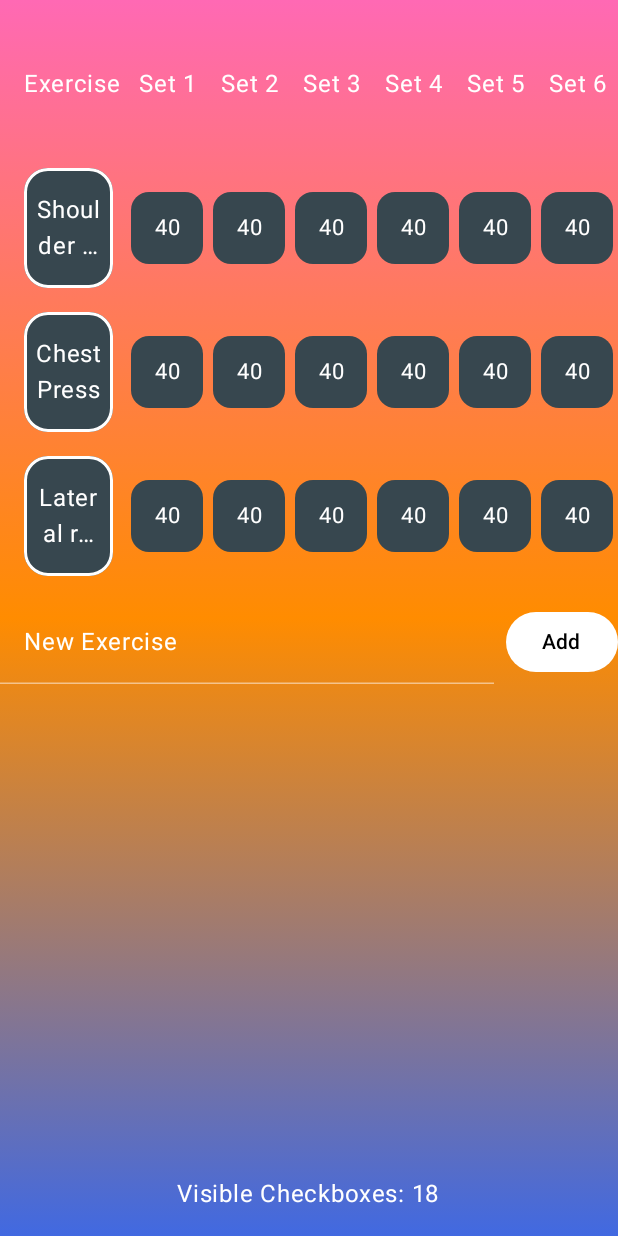
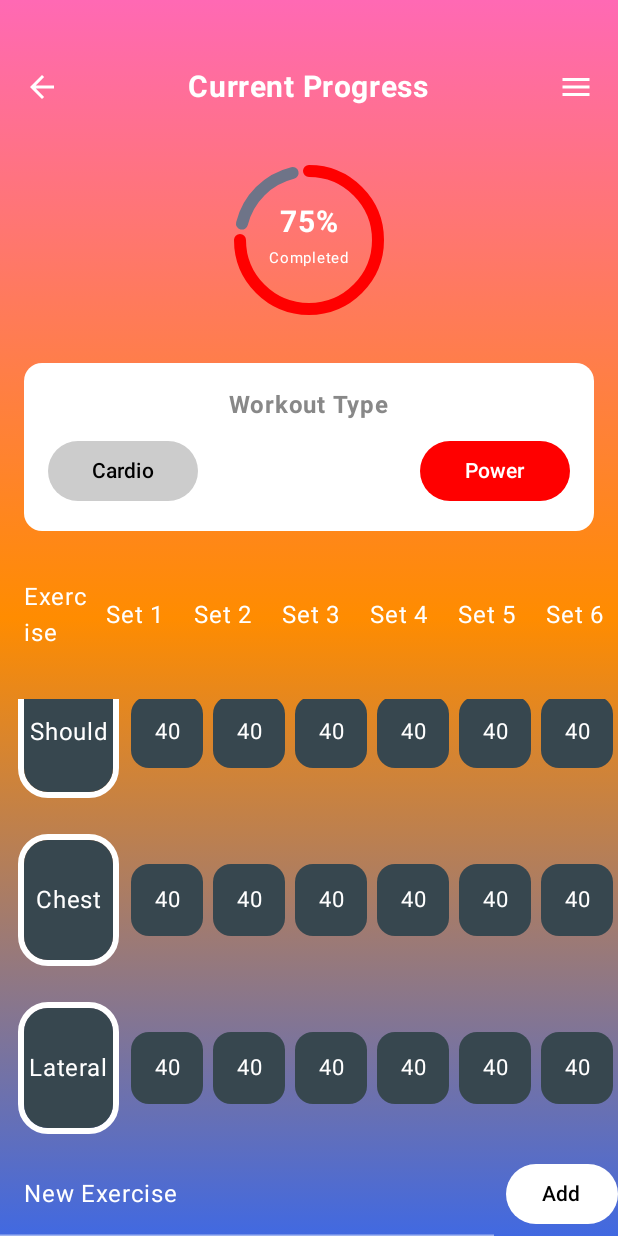
Before and after one commit to ohmzi/FitnessTracker, an Android app built with Jetpack Compose: the screen it shows after launch (MainActivity), on a phone screen of 412 x 824 dp. Run offline under Robolectric (Android 15) with nearby library versions, the phone set to English and light mode, and no system bars.

Commit message:
tracker main screen added moving progressGrid to main tracker screen
Signed-off-by: ohmz <omariqbal97@gmail.com>

```diff
--- a/app/src/main/java/com/ohmz/repstracker/ActivityGrid.kt
+++ b/app/src/main/java/com/ohmz/repstracker/ActivityGrid.kt
@@ -2,14 +2,15 @@
 
 package com.ohmz.repstracker
 
-import android.util.Log
 import androidx.compose.animation.core.Animatable
 import androidx.compose.animation.core.FastOutSlowInEasing
 import androidx.compose.animation.core.LinearEasing
 import androidx.compose.animation.core.RepeatMode
 import androidx.compose.animation.core.Spring
+import androidx.compose.animation.core.animateFloat
 import androidx.compose.animation.core.animateFloatAsState
 import androidx.compose.animation.core.infiniteRepeatable
+import androidx.compose.animation.core.rememberInfiniteTransition
 import androidx.compose.animation.core.spring
 import androidx.compose.animation.core.tween
 import androidx.compose.foundation.ExperimentalFoundationApi
@@ -19,7 +20,6 @@ import androidx.compose.foundation.gestures.Orientation
 import androidx.compose.foundation.gestures.draggable
 import androidx.compose.foundation.gestures.rememberDraggableState
 import androidx.compose.foundation.gestures.rememberTransformableState
-import androidx.compose.foundation.gestures.transformable
 import androidx.compose.foundation.indication
 import androidx.compose.foundation.interaction.MutableInteractionSource
 import androidx.compose.foundation.layout.Arrangement
@@ -62,11 +62,11 @@ import androidx.compose.runtime.setValue
 import androidx.compose.ui.Alignment
 import androidx.compose.ui.Modifier
 import androidx.compose.ui.draw.clip
+import androidx.compose.ui.draw.drawBehind
 import androidx.compose.ui.draw.drawWithContent
 import androidx.compose.ui.geometry.CornerRadius
 import androidx.compose.ui.geometry.Offset
 import androidx.compose.ui.geometry.Size
-import androidx.compose.ui.graphics.Brush
 import androidx.compose.ui.graphics.Color
 import androidx.compose.ui.graphics.PathEffect
 import androidx.compose.ui.graphics.drawscope.Fill
@@ -77,6 +77,7 @@ import androidx.compose.ui.text.input.ImeAction
 import androidx.compose.ui.text.input.KeyboardType
 import androidx.compose.ui.text.style.TextAlign
 import androidx.compose.ui.text.style.TextOverflow
+import androidx.compose.ui.tooling.preview.Preview
 import androidx.compose.ui.unit.Dp
 import androidx.compose.ui.unit.IntOffset
 import androidx.compose.ui.unit.dp
@@ -86,6 +87,7 @@ import kotlin.math.roundToInt
 
 
 @OptIn(ExperimentalFoundationApi::class)
+@Preview
 @Composable
 fun ActivityGrid() {
     val activities =
@@ -105,7 +107,6 @@ fun ActivityGrid() {
     val state = rememberTransformableState { zoomChange, _, _ ->
         val zoomIncrement = if (zoomChange > 1f) 0.09f else -0.09f
         zoomFactor = (zoomFactor + zoomIncrement).coerceIn(1f, 1.6f)
-        Log.d("zoomFactor", zoomFactor.toString())
     }
     val lazyListState = rememberLazyListState()
     val coroutineScope = rememberCoroutineScope()
@@ -123,26 +124,11 @@ fun ActivityGrid() {
 
     var newExerciseName by remember { mutableStateOf("") }
 
-    Box(
-        Modifier
-            .fillMaxSize()
-            .background(
-                brush = Brush.verticalGradient(
-                    colors = listOf(
-                        Color(0xFFFF69B4),  // Pink
-                        Color(0xFFFF8C00),  // Dark Orange
-                        Color(0xFF4169E1)   // Royal Blue
-                    )
-                )
-            )
-            .transformable(state = state),
-    ) {
+    Box {
         Column(
             horizontalAlignment = Alignment.CenterHorizontally,
             verticalArrangement = Arrangement.Top,
-            modifier = Modifier
-                .padding(vertical = 16.dp)
-                .fillMaxWidth()
+            modifier = Modifier.fillMaxWidth()
         ) {
             // Header row
             Row(
@@ -152,23 +138,21 @@ fun ActivityGrid() {
             ) {
                 Box(
                     Modifier
-                        .weight(1.5f)
-                        .height(rowHeight),
+                        .fillMaxWidth()
+                        .weight(1f)
+                        .height(rowHeight)
+                        .padding(start = 16.dp),
                     contentAlignment = Alignment.CenterStart
                 ) {
                     Text(
-                        "Exercise",
-                        color = Color.White,
-                        textAlign = TextAlign.Start,
-                        modifier = Modifier.padding(start = 16.dp)
+                        "Exercise", color = Color.White
                     )
                 }
                 visibleDays.forEach { day ->
                     Box(
                         Modifier
                             .weight(1f)
-                            .height(rowHeight),
-                        contentAlignment = Alignment.Center
+                            .height(rowHeight), contentAlignment = Alignment.Center
                     ) {
                         Text(day, color = Color.White, textAlign = TextAlign.Center)
                     }
@@ -181,16 +165,14 @@ fun ActivityGrid() {
                 modifier = Modifier.fillMaxWidth()
             ) {
                 itemsIndexed(items = activities, key = { index, item -> item }) { index, activity ->
-                    var offsetX by remember { mutableStateOf(0f) }
+                    var offsetX by remember { mutableFloatStateOf(0f) }
                     val dismissThreshold = -200f
 
                     val animatedOffset by animateFloatAsState(
-                        targetValue = offsetX,
-                        animationSpec = spring(
+                        targetValue = offsetX, animationSpec = spring(
                             dampingRatio = Spring.DampingRatioMediumBouncy,
                             stiffness = Spring.StiffnessLow
-                        ),
-                        label = ""
+                        ), label = ""
                     )
 
                     val checkedCount = checkStates.getOrNull(index)?.count { it } ?: 0
@@ -200,7 +182,9 @@ fun ActivityGrid() {
                     }
 
                     Box(
-                        Modifier.animateItemPlacement(
+                        Modifier
+                            .padding(0.dp)
+                            .animateItemPlacement(
                                 animationSpec = spring(
                                     dampingRatio = Spring.DampingRatioNoBouncy,
                                     stiffness = Spring.StiffnessLow
@@ -208,28 +192,14 @@ fun ActivityGrid() {
                             )
                     ) {
                         // Delete button (hidden off-screen to the right)
-                        Box(
-                            Modifier
-                                .align(Alignment.CenterEnd)
-                                .offset(x = rowHeight)
-                                .size(rowHeight)
-                                .background(Color.Red),
-                            contentAlignment = Alignment.Center
-                        ) {
-                            Icon(
-                                imageVector = Icons.Default.Delete,
-                                contentDescription = "Delete",
-                                tint = Color.White
-                            )
-                        }
 
                         // Main row content
                         Row(
                             Modifier
                                 .fillMaxWidth()
+                                .padding(start = 0.dp, top = 16.dp, bottom = 0.dp)
                                 .offset { IntOffset(animatedOffset.roundToInt(), 0) }
-                                .draggable(
-                                    orientation = Orientation.Horizontal,
+                                .draggable(orientation = Orientation.Horizontal,
                                     state = rememberDraggableState { delta ->
                                         offsetX += delta
                                         offsetX = offsetX.coerceAtMost(0f)
@@ -248,8 +218,7 @@ fun ActivityGrid() {
                                         } else {
                                             offsetX = 0f
                                         }
-                                    }
-                                )
+                                    })
                         ) {
                             Box(
                                 Modifier
@@ -313,6 +282,20 @@ fun ActivityGrid() {
                                 }
                             }
                         }
+                        Box(
+                            Modifier
+                                .align(Alignment.CenterEnd)
+                                .offset(x = 80.dp)
+                                .size(rowHeight)
+                                .background(Color(0x00FFFFFF)), contentAlignment = Alignment.Center
+                        ) {
+                            Icon(
+                                imageVector = Icons.Default.Delete,
+                                contentDescription = "Delete",
+                                tint = Color.White
+                            )
+                        }
+
                     }
                     if (index == activities.lastIndex) {
                         // Add new exercise row
@@ -366,16 +349,17 @@ fun ActivityGrid() {
         }
 
         // Display visible checkbox count
-        Text(
+        /* Text(
              text = "Visible Checkboxes: $visibleCheckboxCount",
              color = Color.White,
              modifier = Modifier
                  .align(Alignment.BottomCenter)
                  .padding(bottom = 16.dp)
          )
+
+         */
     }
 }
-
 
 @Composable
 fun AnimatedCheckCircle2(
@@ -396,9 +380,29 @@ fun AnimatedCheckCircle2(
 
     val keyboardController = LocalSoftwareKeyboardController.current
 
-    Box(
-        modifier = Modifier
+    val squareAnimation = rememberInfiniteTransition(label = "")
+    val squareAlpha by squareAnimation.animateFloat(
+        initialValue = 0f, targetValue = 1f, animationSpec = infiniteRepeatable(
+            animation = tween(1000), repeatMode = RepeatMode.Reverse
+        ), label = ""
+    )
+
+    Box(modifier = Modifier
         .size(size)
+        .drawBehind {
+            if (isChecked) {
+                val animatedSize = size.toPx() + 10.dp.toPx() * squareAlpha
+                val offset = (animatedSize - size.toPx()) / 2
+
+                drawRoundRect(
+                    color = Color(0xFF4CAF50).copy(alpha = 1f - squareAlpha),
+                    topLeft = Offset(-offset, -offset),
+                    size = Size(animatedSize, animatedSize),
+                    cornerRadius = CornerRadius(cornerRadius.toPx()),
+                    style = Stroke(width = 2.dp.toPx())
+                )
+            }
+        }
         .background(backgroundColor, RoundedCornerShape(cornerRadius))
         .indication(interactionSource, indication)
         .combinedClickable(interactionSource = interactionSource, indication = null, onClick = {
@@ -466,9 +470,7 @@ fun AnimatedCheckCircle2(
 
 @Composable
 fun LabelProgressIndicator(
-    label: String,
-    progress: Float,
-    modifier: Modifier = Modifier
+    label: String, progress: Float, modifier: Modifier = Modifier
 ) {
     val animatedProgress by animateFloatAsState(
         targetValue = progress,
@@ -482,10 +484,8 @@ fun LabelProgressIndicator(
     LaunchedEffect(progress >= 1f) {
         if (progress >= 1f) {
             phase.animateTo(
-                targetValue = 1f,
-                animationSpec = infiniteRepeatable(
-                    animation = tween(1000, easing = LinearEasing),
-                    repeatMode = RepeatMode.Restart
+                targetValue = 1f, animationSpec = infiniteRepeatable(
+                    animation = tween(1000, easing = LinearEasing), repeatMode = RepeatMode.Restart
                 )
             )
         } else {
@@ -493,12 +493,32 @@ fun LabelProgressIndicator(
         }
     }
 
-    Box(
-        modifier = modifier
+    Box(modifier = modifier
+        .padding(start = 0.dp)
+        .drawBehind {
+            val strokeWidth = 4.dp.toPx()
+            val cornerRadius = 16.dp.toPx()
+
+            // Draw outline
+            drawRoundRect(
+                color = outlineColor,
+                topLeft = Offset(-strokeWidth / 2, -strokeWidth / 2),
+                size = Size(size.width + strokeWidth, size.height + strokeWidth),
+                cornerRadius = CornerRadius(
+                    cornerRadius + strokeWidth / 2, cornerRadius + strokeWidth / 2
+                ),
+                style = Stroke(
+                    width = strokeWidth, pathEffect = if (progress >= 1f) {
+                        PathEffect.dashPathEffect(
+                            floatArrayOf(20f, 20f), phase = phase.value * 40f
+                        )
+                    } else null
+                )
+            )
+        }
         .clip(RoundedCornerShape(16.dp))
         .background(Color(0xFF37474F))
         .drawWithContent {
-                val strokeWidth = 4.dp.toPx()
             val cornerRadius = 16.dp.toPx()
 
             // Draw progress
@@ -512,33 +532,15 @@ fun LabelProgressIndicator(
 
             // Draw content (label)
             drawContent()
-
-                // Draw outline
-                drawRoundRect(
-                    color = outlineColor,
-                    topLeft = Offset.Zero,
-                    size = size,
-                    cornerRadius = CornerRadius(cornerRadius, cornerRadius),
-                    style = Stroke(
-                        width = strokeWidth,
-                        pathEffect = if (progress >= 1f) {
-                            PathEffect.dashPathEffect(
-                                floatArrayOf(20f, 20f),
-                                phase = phase.value * 40f
-                            )
-                        } else null
-                    )
-                )
-            },
-        contentAlignment = Alignment.Center
+        }, contentAlignment = Alignment.Center
     ) {
         Text(
             text = label,
             color = Color.White,
-            maxLines = 2,
-            overflow = TextOverflow.Ellipsis,
+            maxLines = 1,
+            overflow = TextOverflow.Visible,
             textAlign = TextAlign.Center,
-            modifier = Modifier.padding(8.dp)
+            modifier = Modifier.padding(1.dp)
         )
     }
 }
--- a/app/src/main/java/com/ohmz/repstracker/AnimatedCheckCircle.kt
+++ b/app/src/main/java/com/ohmz/repstracker/AnimatedCheckCircle.kt
@@ -1,7 +1,11 @@
 package com.ohmz.repstracker
 
 import androidx.compose.animation.animateColorAsState
-import androidx.compose.animation.core.*
+import androidx.compose.animation.core.RepeatMode
+import androidx.compose.animation.core.animateFloat
+import androidx.compose.animation.core.infiniteRepeatable
+import androidx.compose.animation.core.rememberInfiniteTransition
+import androidx.compose.animation.core.tween
 import androidx.compose.foundation.Canvas
 import androidx.compose.foundation.clickable
 import androidx.compose.foundation.interaction.MutableInteractionSource
@@ -15,11 +19,16 @@ import androidx.compose.foundation.layout.size
 import androidx.compose.material.icons.Icons
 import androidx.compose.material.icons.filled.Check
 import androidx.compose.material3.Icon
-import androidx.compose.runtime.*
+import androidx.compose.runtime.Composable
+import androidx.compose.runtime.getValue
+import androidx.compose.runtime.mutableStateOf
+import androidx.compose.runtime.remember
+import androidx.compose.runtime.setValue
 import androidx.compose.ui.Alignment
 import androidx.compose.ui.Modifier
 import androidx.compose.ui.graphics.Color
 import androidx.compose.ui.graphics.drawscope.Stroke
+import androidx.compose.ui.tooling.preview.Preview
 import androidx.compose.ui.unit.dp
 
 @Composable
@@ -98,3 +107,9 @@ fun AnimatedCheckCircle() {
         }
     }
 }
+
+@Preview
+@Composable
+fun PreviewingAnimatedCheckCircle() {
+    AnimatedCheckCircle()
+}
--- /dev/null
+++ b/app/src/main/java/com/ohmz/repstracker/FitnessTrackerUI.kt
@@ -0,0 +1,183 @@
+package com.ohmz.repstracker
+
+import androidx.compose.foundation.background
+import androidx.compose.foundation.layout.Arrangement
+import androidx.compose.foundation.layout.Box
+import androidx.compose.foundation.layout.Column
+import androidx.compose.foundation.layout.Row
+import androidx.compose.foundation.layout.Spacer
+import androidx.compose.foundation.layout.fillMaxSize
+import androidx.compose.foundation.layout.fillMaxWidth
+import androidx.compose.foundation.layout.height
+import androidx.compose.foundation.layout.padding
+import androidx.compose.foundation.layout.size
+import androidx.compose.foundation.layout.width
+import androidx.compose.foundation.shape.RoundedCornerShape
+import androidx.compose.material.icons.Icons
+import androidx.compose.material.icons.automirrored.filled.ArrowBack
+import androidx.compose.material.icons.filled.Add
+import androidx.compose.material.icons.filled.Menu
+import androidx.compose.material3.Button
+import androidx.compose.material3.ButtonDefaults
+import androidx.compose.material3.Card
+import androidx.compose.material3.CardDefaults
+import androidx.compose.material3.CircularProgressIndicator
+import androidx.compose.material3.FloatingActionButton
+import androidx.compose.material3.Icon
+import androidx.compose.material3.Text
+import androidx.compose.runtime.Composable
+import androidx.compose.ui.Alignment
+import androidx.compose.ui.Modifier
+import androidx.compose.ui.graphics.Brush
+import androidx.compose.ui.graphics.Color
+import androidx.compose.ui.text.font.FontWeight
+import androidx.compose.ui.tooling.preview.Preview
+import androidx.compose.ui.unit.dp
+import androidx.compose.ui.unit.sp
+
+@Preview
+@Composable
+fun FitnessTrackerUI() {
+    Box(
+        modifier = Modifier
+            .fillMaxSize()
+            .background(
+                brush = Brush.verticalGradient(
+                    colors = listOf(
+                        Color(0xFFFF69B4),  // Pink
+                        Color(0xFFFF8C00),  // Dark Orange
+                        Color(0xFF4169E1)   // Royal Blue
+                    )
+                )
+            )
+    ) {
+        Column(
+            modifier = Modifier.fillMaxSize()
+        ) {
+            Spacer(modifier = Modifier.height(30.dp))
+            TopBar()
+            Spacer(modifier = Modifier.height(24.dp))
+            ProgressCircle()
+            Spacer(modifier = Modifier.height(16.dp))
+            WorkoutTypeSection()
+            ActivityGrid()
+        }
+    }
+}
+
+@Composable
+fun TopBar() {
+    Row(
+        modifier = Modifier
+            .fillMaxWidth()
+            .padding(16.dp),
+        horizontalArrangement = Arrangement.SpaceBetween,
+        verticalAlignment = Alignment.CenterVertically
+    ) {
+        Icon(
+            imageVector = Icons.AutoMirrored.Filled.ArrowBack,
+            contentDescription = "Back",
+            tint = Color.White
+        )
+        Text(
+            text = "Current Progress",
+            color = Color.White,
+            fontSize = 20.sp,
+            fontWeight = FontWeight.Bold
+        )
+        Icon(
+            imageVector = Icons.Default.Menu, contentDescription = "Menu", tint = Color.White
+        )
+    }
+}
+
+@Composable
+fun ProgressCircle() {
+    Box(
+        modifier = Modifier.fillMaxWidth(), contentAlignment = Alignment.Center
+    ) {
+        CircularProgressIndicator(
+            progress = { 0.75f },
+            modifier = Modifier.size(100.dp),
+            color = Color.Red,
+            strokeWidth = 8.dp,
+        )
+        Column(horizontalAlignment = Alignment.CenterHorizontally) {
+            Text(
+                text = "75%", fontSize = 20.sp, fontWeight = FontWeight.Bold, color = Color.White
+            )
+            Text(
+                text = "Completed", fontSize = 10.sp, color = Color.White
+            )
+        }
+    }
+}
+
+@Composable
+fun WorkoutTypeSection() {
+    Card(
+        modifier = Modifier
+            .fillMaxWidth()
+            .padding(16.dp),
+        colors = CardDefaults.cardColors(containerColor = Color.White)
+    ) {
+        Column(modifier = Modifier.padding(16.dp)) {
+            Row(
+                modifier = Modifier.fillMaxWidth(), horizontalArrangement = Arrangement.Center
+            ) {
+                Text(
+                    text = "Workout Type", fontWeight = FontWeight.Bold, color = Color.Gray
+                )
+            }
+            Spacer(modifier = Modifier.height(8.dp))
+            Row(
+                modifier = Modifier.fillMaxWidth(), horizontalArrangement = Arrangement.SpaceBetween
+            ) {
+                WorkoutTypeButton("Cardio", isSelected = false)
+                WorkoutTypeButton("Power", isSelected = true)
+            }
+        }
+    }
+}
+
+@Composable
+fun WorkoutTypeButton(text: String, isSelected: Boolean) {
+    Button(
+        onClick = { /* Handle click */ }, colors = ButtonDefaults.buttonColors(
+            containerColor = if (isSelected) Color.Red else Color.LightGray
+        ), shape = RoundedCornerShape(50), modifier = Modifier.width(100.dp)
+    ) {
+        Text(text, color = if (isSelected) Color.White else Color.Black)
+    }
+}
+
+@Composable
+fun WeeklyProgressBar() {
+    Card(
+        modifier = Modifier.fillMaxWidth(),
+        colors = CardDefaults.cardColors(containerColor = Color(0xFF3F51B5))
+    ) {
+        Row(
+            modifier = Modifier
+                .fillMaxWidth()
+                .padding(8.dp),
+            horizontalArrangement = Arrangement.SpaceBetween
+        ) {
+            ActivityGrid()
+
+        }
+    }
+}
+
+@Composable
+fun AddButton() {
+    Box(
+        modifier = Modifier.fillMaxWidth(), contentAlignment = Alignment.Center
+    ) {
+        FloatingActionButton(
+            onClick = { /* Handle click */ }, containerColor = Color.Red, contentColor = Color.White
+        ) {
+            Icon(Icons.Filled.Add, contentDescription = "Add")
+        }
+    }
+}
--- a/app/src/main/java/com/ohmz/repstracker/MainActivity.kt
+++ b/app/src/main/java/com/ohmz/repstracker/MainActivity.kt
@@ -16,7 +16,7 @@ class MainActivity : ComponentActivity() {
         enableEdgeToEdge()
         setContent {
             RepsTrackerTheme {
-                ActivityGrid()
+                FitnessTrackerUI()
                 //CircleProgressBar()
                // AnimatedCheckCircle()
 
@@ -39,6 +39,6 @@ fun GreetingPreview() {
     RepsTrackerTheme {
         //CircleProgressBar()
        // AnimatedCheckCircle()
-      ActivityGrid()
+        FitnessTrackerUI()
     }
 }
--- a/app/src/main/res/values/colors.xml
+++ b/app/src/main/res/values/colors.xml
@@ -7,4 +7,5 @@
     <color name="teal_700">#FF018786</color>
     <color name="black">#FF000000</color>
     <color name="white">#FFFFFFFF</color>
+    <color name="transparent">#00FFFFFF</color>
 </resources>
```
Lines whose indentation alone changed are shown as unchanged.
